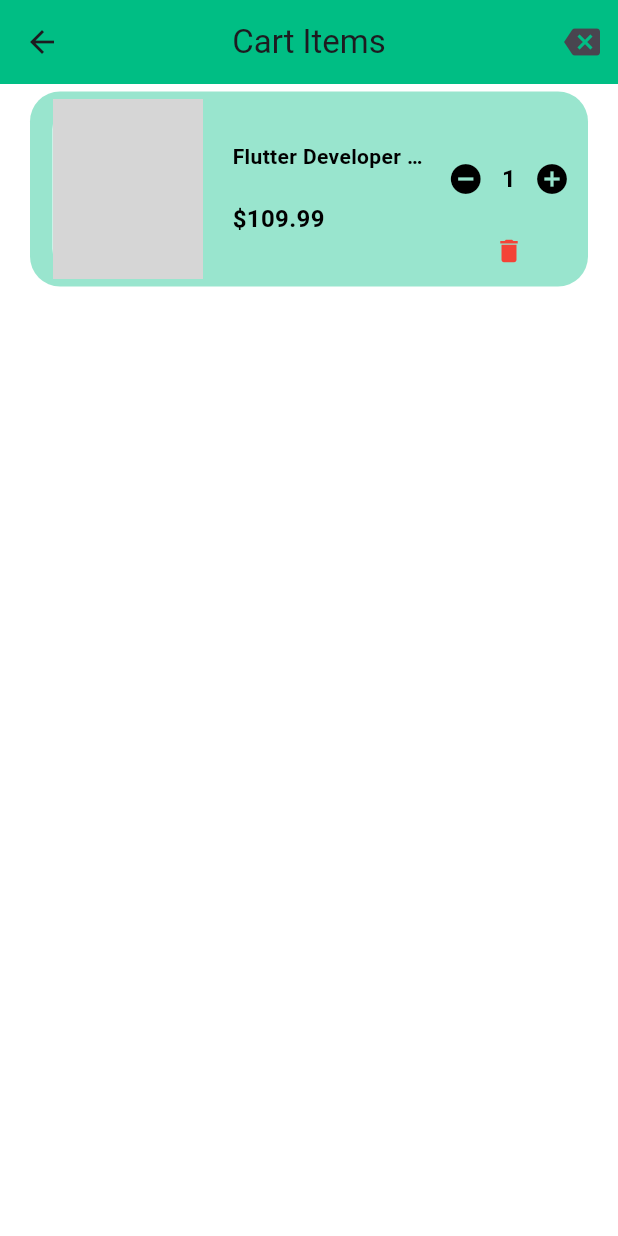
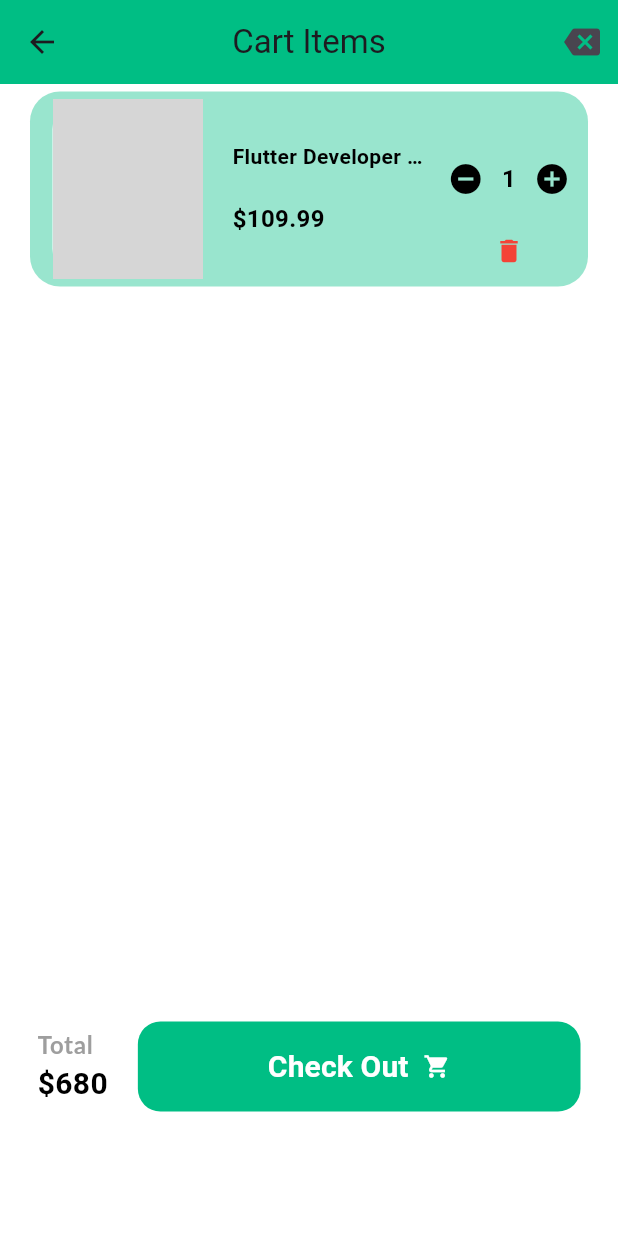
Before and after one commit to MohamedEssam9009/Shop-Mart, a Flutter app: the CartScreen screen opened by its route, on a phone screen of 412 x 824 dp. Run offline on Flutter 3.47's test engine with Material 3 defaults, Android fonts, the phone set to English and light mode, and no system bars; our stand-ins replace firebase_auth, firebase_core, get, get_storage, google_fonts, google_sign_in; accounts and stored records are empty; network calls fail; grey boxes are pictures that could not be loaded.

Commit message:
Cart Total Widget Design UI

```diff
--- a/lib/logic/controllers/auth_controller.dart
+++ b/lib/logic/controllers/auth_controller.dart
@@ -1,10 +1,11 @@
-import '../../models/facebook_model.dart';
-import '../../routes/routes.dart';
 import 'package:firebase_auth/firebase_auth.dart';
 import 'package:flutter/material.dart';
 import 'package:get/get.dart';
 import 'package:get_storage/get_storage.dart';
 import 'package:google_sign_in/google_sign_in.dart';
+
+import '../../models/facebook_model.dart';
+import '../../routes/routes.dart';
 
 class AuthController extends GetxController {
   bool isVisibility = false;
--- a/lib/logic/controllers/main_controller.dart
+++ b/lib/logic/controllers/main_controller.dart
@@ -1,4 +1,4 @@
-import 'package:asroo_shop/view/screens/category_screen.dart';
+import '../../view/screens/category_screen.dart';
 import 'package:get/get.dart';
 
 import '../../view/screens/favorites_screen.dart';
--- a/lib/view/screens/auth/login_screen.dart
+++ b/lib/view/screens/auth/login_screen.dart
@@ -1,9 +1,9 @@
-import '../../../routes/routes.dart';
-import '../../../utils/my_string.dart';
 import 'package:flutter/material.dart';
 import 'package:get/get.dart';
 
 import '../../../logic/controllers/auth_controller.dart';
+import '../../../routes/routes.dart';
+import '../../../utils/my_string.dart';
 import '../../../utils/theme.dart';
 import '../../widgets/auth/auth_button.dart';
 import '../../widgets/auth/auth_text_form_field.dart';
--- a/lib/view/screens/cart_screen.dart
+++ b/lib/view/screens/cart_screen.dart
@@ -3,6 +3,7 @@ import 'package:get/get.dart';
 
 import '../../utils/theme.dart';
 import '../widgets/cart/cart_product_card.dart';
+import '../widgets/cart/cart_total.dart';
 
 class CartScreen extends StatelessWidget {
   const CartScreen({super.key});
@@ -38,6 +39,10 @@ class CartScreen extends StatelessWidget {
                   itemCount: 1,
                 ),
               ),
+              const Padding(
+                padding: EdgeInsets.only(bottom: 30.0),
+                child: CartTotal(),
+              ),
             ],
           ),
         ),
--- a/lib/view/screens/settings_screen.dart
+++ b/lib/view/screens/settings_screen.dart
@@ -1,8 +1,9 @@
+import 'package:flutter/material.dart';
+import 'package:get/get.dart';
+
 import '../../logic/controllers/auth_controller.dart';
 import '../../logic/controllers/theme_controller.dart';
 import '../../utils/theme.dart';
-import 'package:flutter/material.dart';
-import 'package:get/get.dart';
 
 class SettingsScreen extends StatelessWidget {
   const SettingsScreen({super.key});
--- a/lib/view/widgets/cart/cart_product_card.dart
+++ b/lib/view/widgets/cart/cart_product_card.dart
@@ -1,4 +1,4 @@
-import 'package:asroo_shop/utils/theme.dart';
+import '../../../utils/theme.dart';
 import 'package:flutter/material.dart';
 import 'package:get/get.dart';
 
--- /dev/null
+++ b/lib/view/widgets/cart/cart_total.dart
@@ -0,0 +1,76 @@
+import 'package:asroo_shop/utils/theme.dart';
+import 'package:flutter/material.dart';
+import 'package:get/get.dart';
+
+import '../text_utils.dart';
+
+class CartTotal extends StatelessWidget {
+  const CartTotal({super.key});
+
+  @override
+  Widget build(BuildContext context) {
+    return Container(
+      padding: const EdgeInsets.all(25.0),
+      child: Row(
+        children: [
+          Column(
+            crossAxisAlignment: CrossAxisAlignment.start,
+            children: [
+              const TextUtils(
+                text: 'Total',
+                color: Colors.grey,
+                fontSize: 16.0,
+                fontWeight: FontWeight.bold,
+                underline: TextDecoration.none,
+              ),
+              Text(
+                '\$680',
+                style: TextStyle(
+                  color: Get.isDarkMode ? Colors.white : Colors.black,
+                  fontSize: 20.0,
+                  fontWeight: FontWeight.bold,
+                  height: 1.5,
+                ),
+              ),
+            ],
+          ),
+          const SizedBox(width: 20.0),
+          Expanded(
+            child: SizedBox(
+              height: 60.0,
+              child: ElevatedButton(
+                onPressed: () {},
+                style: ElevatedButton.styleFrom(
+                  backgroundColor: Get.isDarkMode ? pinkClr : mainColor,
+                  shape: RoundedRectangleBorder(
+                    borderRadius: BorderRadius.circular(15.0),
+                  ),
+                  elevation: 0.0,
+                ),
+                child: const Row(
+                  mainAxisAlignment: MainAxisAlignment.center,
+                  children: [
+                    Text(
+                      'Check Out',
+                      style: TextStyle(
+                        color: Colors.white,
+                        fontSize: 20.0,
+                        fontWeight: FontWeight.bold,
+                        height: 1.5,
+                      ),
+                    ),
+                    SizedBox(width: 10.0),
+                    Icon(
+                      Icons.shopping_cart,
+                      color: Colors.white,
+                    ),
+                  ],
+                ),
+              ),
+            ),
+          ),
+        ],
+      ),
+    );
+  }
+}
--- a/lib/view/widgets/cart/empty_card.dart
+++ b/lib/view/widgets/cart/empty_card.dart
@@ -1,7 +1,7 @@
-import 'package:asroo_shop/routes/routes.dart';
 import 'package:flutter/material.dart';
 import 'package:get/get.dart';
 
+import '../../../routes/routes.dart';
 import '../../../utils/theme.dart';
 
 class EmptyCard extends StatelessWidget {
```
